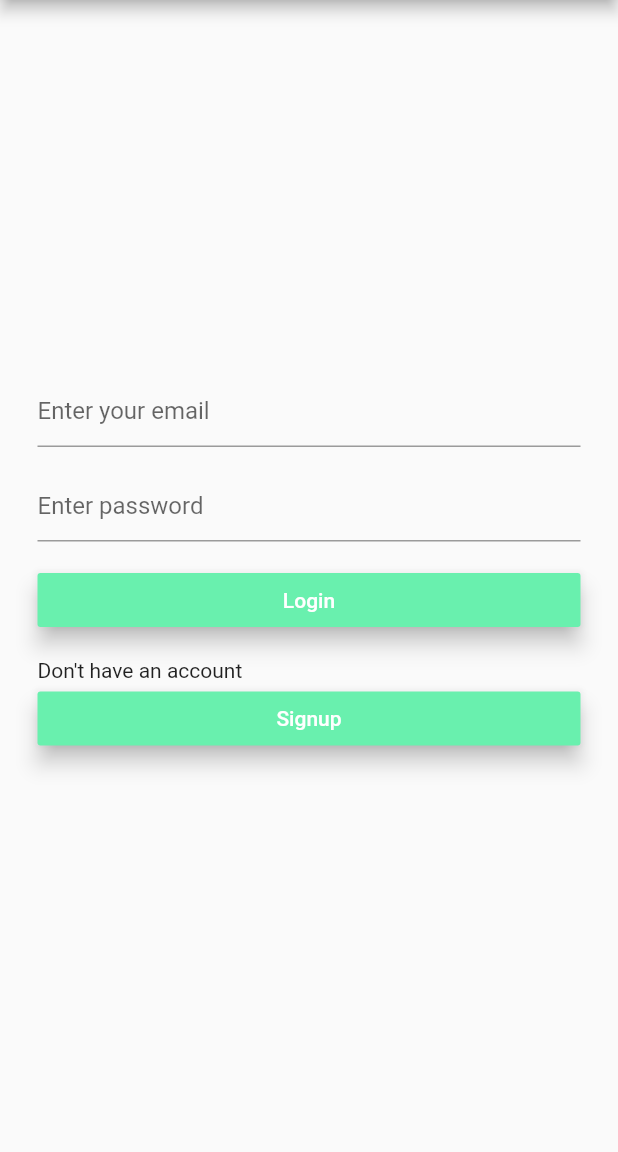
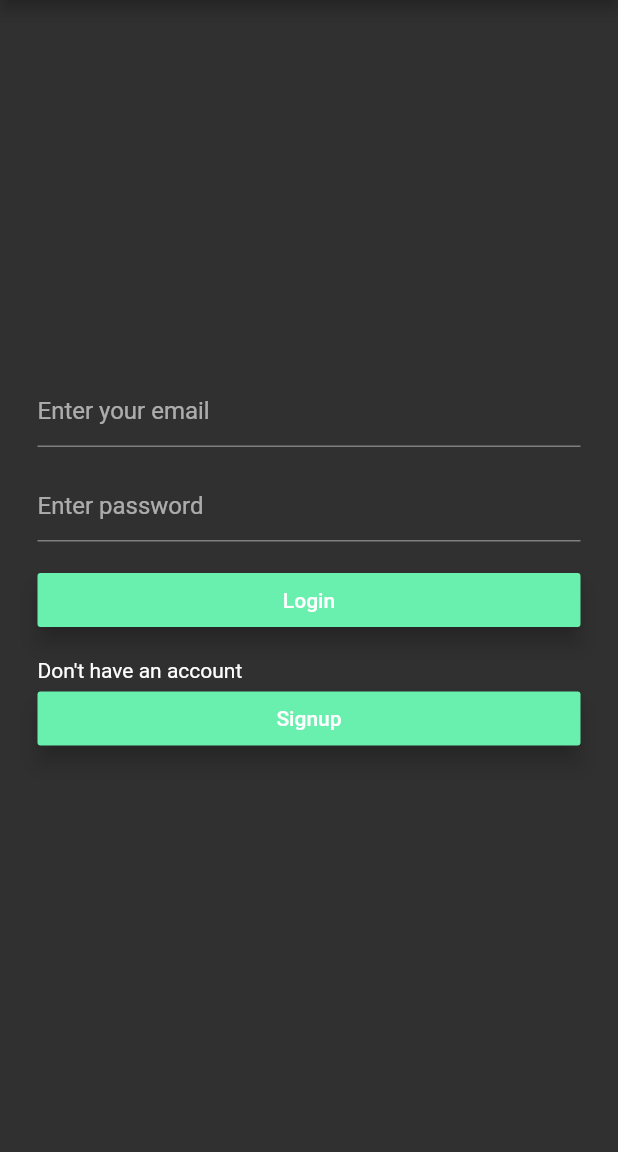
Before and after one commit to Deepthashash/smart_shopping, a Flutter app: the screen it shows after launch, on a phone screen of 412 x 824 dp, the part 84-1236 px from its top. Run offline on Flutter 3.47's test engine with Material 2 defaults, Android fonts, the phone set to English and light mode, and no system bars; our stand-ins replace firebase_auth; accounts and stored records are empty.

Commit message:
small_change

```diff
--- a/lib/main.dart
+++ b/lib/main.dart
@@ -18,6 +18,9 @@ class MyApp extends StatelessWidget{
       debugShowCheckedModeBanner: false,
       title: "Go Flutter",
       home:Rootpage(auth: Auth()),
+      theme: ThemeData(
+        brightness: Brightness.dark
+      ),
       routes: <String, WidgetBuilder> {
           '/landingpage': (BuildContext context)=> MyApp(),
           '/login': (BuildContext context)=> Login(auth: Auth()),
```
